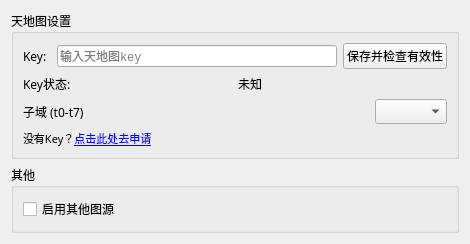
Old version of the form ui/setting.ui in the repository liuxsdev/qgis-plugin-tianditu.
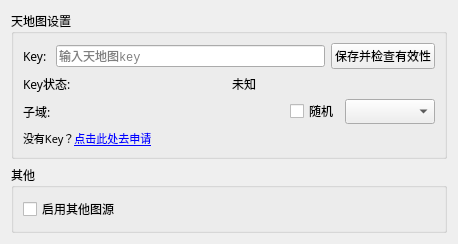
New version of the form. Custom widgets are drawn as their Qt base class.

Commit message: :construction: update subdomain

```diff
--- a/ui/setting.ui
+++ b/ui/setting.ui
@@ -6,7 +6,7 @@
    <rect>
     <x>0</x>
     <y>0</y>
-    <width>470</width>
+    <width>458</width>
     <height>233</height>
    </rect>
   </property>
@@ -84,7 +84,7 @@
         <item>
          <widget class="QLabel" name="label_3">
           <property name="text">
-           <string>子域 (t0-t7)</string>
+           <string>子域:</string>
           </property>
          </widget>
         </item>
@@ -101,11 +101,21 @@
           </property>
          </spacer>
         </item>
+        <item>
+         <widget class="QCheckBox" name="checkBox_2">
+          <property name="toolTip">
+           <string>&lt;html&gt;&lt;head/&gt;&lt;body&gt;&lt;p&gt;&lt;span style=&quot; font-size:10pt;&quot;&gt;添加底图时随机选择子域名，可减轻服务器压力，&lt;/span&gt;提高可用性。&lt;/p&gt;&lt;/body&gt;&lt;/html&gt;</string>
+          </property>
+          <property name="text">
+           <string>随机</string>
+          </property>
+         </widget>
+        </item>
         <item>
          <widget class="QComboBox" name="comboBox">
           <property name="minimumSize">
            <size>
-            <width>70</width>
+            <width>90</width>
             <height>0</height>
            </size>
           </property>
@@ -115,6 +125,12 @@
             <height>0</height>
            </size>
           </property>
+          <property name="currentText">
+           <string/>
+          </property>
+          <property name="insertPolicy">
+           <enum>QComboBox::InsertAtTop</enum>
+          </property>
          </widget>
         </item>
        </layout>
```
The commit also changes 2 other files.
